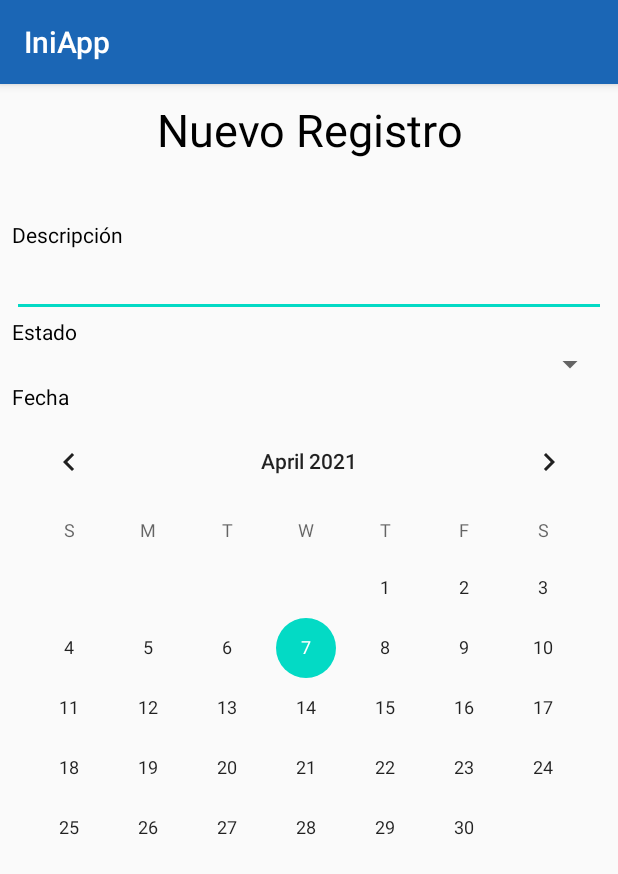
After one commit to rgmcove/IniApp, an Android app: the RegistrarActivity screen opened directly, with no data from a screen before it, on a phone screen of 412 x 824 dp. The commit adds this screen. Shown: the top 874 px of the screen. Run offline under Robolectric (Android 15) with nearby library versions, the light colour scheme and no system bars.

Commit message:
Se agrego Vista para crear registros

```diff
--- a/app/build.gradle
+++ b/app/build.gradle
@@ -27,8 +27,6 @@ dependencies {
     implementation fileTree(dir: 'libs', include: ['*.jar'])
 
     implementation 'androidx.appcompat:appcompat:1.1.0'
-    implementation 'androidx.constraintlayout:constraintlayout:2.0.4'
-    implementation 'androidx.recyclerview:recyclerview:1.1.0'
     implementation files('libs\\postgresql-42.2.1.jre7.jar')
     testImplementation 'junit:junit:4.12'
     androidTestImplementation 'androidx.test.ext:junit:1.1.1'
--- a/app/src/main/AndroidManifest.xml
+++ b/app/src/main/AndroidManifest.xml
@@ -1,16 +1,17 @@
+<?xml version="1.0" encoding="utf-8"?>
 <manifest xmlns:android="http://schemas.android.com/apk/res/android"
     package="co.com.proing.iniapp">
 
-    <uses-permission android:name="android.permission.ACCESS_COARSE_LOCATION"/>
-    <uses-permission android:name="android.permission.ACCESS_FINE_LOCATION"/>
-    <uses-permission android:name="android.permission.INTERNET"/>
-    <uses-permission android:name="android.permission.WRITE_EXTERNAL_STORAGE"/>
-    <uses-permission android:name="android.permission.ACCESS_NETWORK_STATE"/>
-    <uses-permission android:name="android.permission.ACCESS_WIFI_STATE"/>
-    <uses-permission android:name="android.permission.CAMERA"/>
-    <uses-permission android:name="android.permission.BLUETOOTH"/>
-    <uses-permission android:name="android.permission.BLUETOOTH_ADMIN"/>
-    <uses-permission android:name="android.permission.READ_EXTERNAL_STORAGE"/>
+    <uses-permission android:name="android.permission.ACCESS_COARSE_LOCATION" />
+    <uses-permission android:name="android.permission.ACCESS_FINE_LOCATION" />
+    <uses-permission android:name="android.permission.INTERNET" />
+    <uses-permission android:name="android.permission.WRITE_EXTERNAL_STORAGE" />
+    <uses-permission android:name="android.permission.ACCESS_NETWORK_STATE" />
+    <uses-permission android:name="android.permission.ACCESS_WIFI_STATE" />
+    <uses-permission android:name="android.permission.CAMERA" />
+    <uses-permission android:name="android.permission.BLUETOOTH" />
+    <uses-permission android:name="android.permission.BLUETOOTH_ADMIN" />
+    <uses-permission android:name="android.permission.READ_EXTERNAL_STORAGE" />
 
     <application
         android:allowBackup="true"
@@ -18,18 +19,18 @@
         android:label="@string/app_name"
         android:roundIcon="@mipmap/ic_launcher_round"
         android:supportsRtl="true"
-        android:theme="@style/AppTheme"
-        >
+        android:theme="@style/AppTheme">
 
         <activity android:name=".presentacion.LoginActivity">
             <intent-filter>
-                <category android:name="android.intent.category.LAUNCHER"/>
-                <action android:name="android.intent.action.MAIN"/>
+                <category android:name="android.intent.category.LAUNCHER" />
+
+                <action android:name="android.intent.action.MAIN" />
             </intent-filter>
         </activity>
-
-        <activity android:name=".presentacion.ListarActivity">
-        </activity>
+        <activity android:name=".presentacion.ListarActivity"></activity>
+        <activity android:name=".presentacion.RegistrarActivity"></activity>
 
     </application>
+
 </manifest>
--- a/app/src/main/java/co/com/proing/iniapp/presentacion/ListarActivity.java
+++ b/app/src/main/java/co/com/proing/iniapp/presentacion/ListarActivity.java
@@ -1,6 +1,7 @@
 package co.com.proing.iniapp.presentacion;
 
 import android.content.Context;
+import android.content.Intent;
 import android.os.Bundle;
 import android.view.View;
 import android.widget.AdapterView;
@@ -55,6 +56,7 @@ public class ListarActivity extends AppCompatActivity {
         //Inicia Views
         listViewRegister = (ListView) findViewById(R.id.itemListReg);
 
+        //DATOS OBTENIDOS DE LA BD
         ArrayList<String> res = consultaDB.Total();
 
         if(res.size() <= 0) {
@@ -68,7 +70,8 @@ public class ListarActivity extends AppCompatActivity {
                 @Override
                 public void onItemClick(AdapterView<?> parent, View view, int position, long id) {
                     Toast.makeText(parent.getContext(), "Selecciona: "
-                    +parent.getItemAtPosition(position).toString(),Toast.LENGTH_SHORT);
+                    +parent.getItemAtPosition(position).toString(),Toast.LENGTH_SHORT).show();
+
                 }
             });
         }
@@ -82,6 +85,18 @@ public class ListarActivity extends AppCompatActivity {
             }
         }*/
 
+        btnRegistrar.setOnClickListener(new View.OnClickListener() {
+            @Override
+            public void onClick(View view) {
+                nuevoRegistro(view);
+            }
+        });
+    }
+
+    public void nuevoRegistro(View view){
+        Intent intent = new Intent(this, RegistrarActivity.class);
+        startActivity(intent);
+        finish();
     }
 
 }
--- /dev/null
+++ b/app/src/main/java/co/com/proing/iniapp/presentacion/RegistrarActivity.java
@@ -0,0 +1,27 @@
+package co.com.proing.iniapp.presentacion;
+
+import android.os.Bundle;
+import android.widget.EditText;
+import android.widget.Spinner;
+import android.widget.TextView;
+
+import androidx.annotation.Nullable;
+import androidx.appcompat.app.AppCompatActivity;
+
+import co.com.proing.iniapp.R;
+
+public class RegistrarActivity extends AppCompatActivity {
+
+    //Declarar elementos del activity_registrar
+    TextView descripcion;
+    EditText txtDescripcion;
+    TextView estado;
+
+    @Override
+    protected void onCreate(@Nullable Bundle savedInstanceState) {
+        super.onCreate(savedInstanceState);
+        setContentView(R.layout.activity_registrar);
+
+
+    }
+}
--- a/app/src/main/res/layout/activity_listar.xml
+++ b/app/src/main/res/layout/activity_listar.xml
@@ -13,7 +13,7 @@
         android:layout_height="wrap_content"
         android:textColor="@color/colorBlack"
         android:layout_gravity="center_horizontal"
-        android:text="Listado Registros"
+        android:text="@string/titulo_listar"
         android:textAlignment="center"
         android:textSize="30sp"
         android:layout_weight="2"/>
@@ -22,6 +22,8 @@
         android:layout_width="match_parent"
         android:layout_height="wrap_content"
         android:layout_marginTop="15dp"
+        android:layout_marginLeft="@dimen/margen_izquierda"
+        android:layout_marginRight="@dimen/margen_derecha"
         android:id="@+id/itemListReg"
         android:layout_weight="5" />
 
--- /dev/null
+++ b/app/src/main/res/layout/activity_registrar.xml
@@ -0,0 +1,68 @@
+<?xml version="1.0" encoding="utf-8"?>
+<LinearLayout xmlns:android="http://schemas.android.com/apk/res/android"
+    android:layout_width="match_parent"
+    android:layout_height="match_parent"
+    android:orientation="vertical">
+
+    <TextView
+        android:layout_width="match_parent"
+        android:layout_height="wrap_content"
+        android:text="@string/titulo_registro"
+        android:textAlignment="center"
+        android:textColor="@color/colorBlack"
+        android:textSize="30dp"
+        android:layout_marginTop="10dp"
+        android:layout_marginLeft="@dimen/margen_izquierda"
+        android:layout_marginRight="@dimen/margen_derecha"
+        />
+
+    <TextView
+        android:layout_width="match_parent"
+        android:layout_height="wrap_content"
+        android:layout_marginTop="40dp"
+        android:text="Descripción"
+        android:textColor="@color/colorBlack"
+        android:layout_marginLeft="@dimen/margen_izquierda"
+        android:layout_marginRight="@dimen/margen_derecha"
+        />
+
+    <EditText
+        android:layout_width="match_parent"
+        android:layout_height="wrap_content"
+        android:id="@+id/txtDescripcion"
+        android:layout_marginLeft="@dimen/margen_izquierda"
+        android:layout_marginRight="@dimen/margen_derecha"
+        />
+
+    <TextView
+        android:layout_width="match_parent"
+        android:layout_height="wrap_content"
+        android:text="Estado"
+        android:textColor="@color/colorBlack"
+        android:layout_marginLeft="@dimen/margen_izquierda"
+        android:layout_marginRight="@dimen/margen_derecha"
+        />
+
+    <Spinner
+        android:layout_width="match_parent"
+        android:layout_height="wrap_content"
+        android:id="@+id/spnEstado"
+        android:layout_marginLeft="@dimen/margen_izquierda"
+        android:layout_marginRight="@dimen/margen_derecha"
+        />
+
+    <TextView
+        android:layout_width="match_parent"
+        android:layout_height="wrap_content"
+        android:text="Fecha"
+        android:textColor="@color/colorBlack"
+        android:layout_marginLeft="@dimen/margen_izquierda"
+        android:layout_marginRight="@dimen/margen_derecha"
+        />
+
+    <CalendarView
+        android:layout_width="match_parent"
+        android:layout_height="wrap_content"
+        />
+
+</LinearLayout>
--- /dev/null
+++ b/app/src/main/res/values/dimens.xml
@@ -0,0 +1,5 @@
+<?xml version="1.0" encoding="utf-8"?>
+<resources>
+    <dimen name="margen_izquierda">8dp</dimen>
+    <dimen name="margen_derecha">8dp</dimen>
+</resources>
--- a/app/src/main/res/values/strings.xml
+++ b/app/src/main/res/values/strings.xml
@@ -1,4 +1,6 @@
 <resources>
     <string name="app_name">IniApp</string>
     <string name="bienvenida">¡Bienvenido a IniApp!</string>
+    <string name="titulo_listar">Listado Registros</string>
+    <string name="titulo_registro">Nuevo Registro</string>
 </resources>
```
